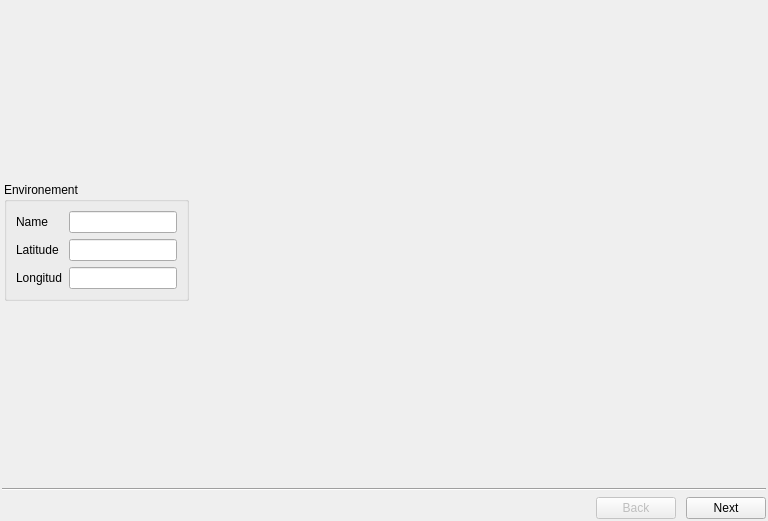
First picture: the form in src/gui/qenvironementeditor.ui, repository mohabouje/AcousticLPS, before the edit.
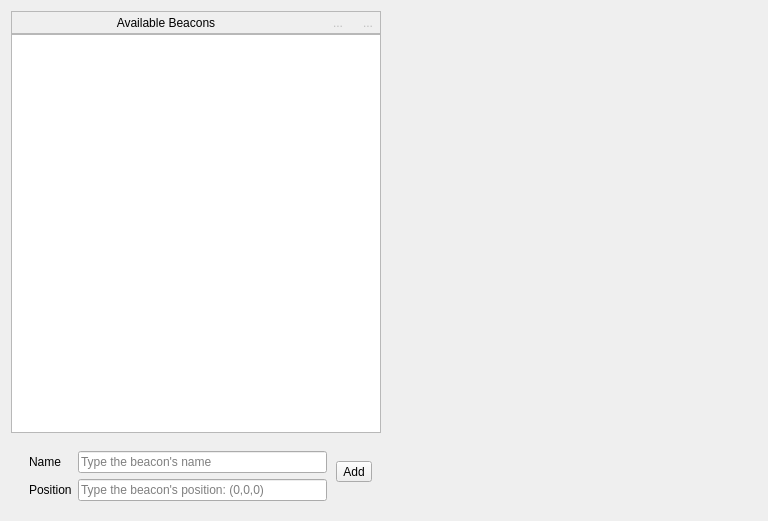
Second picture: the form after the edit. The open tabs and pages were chosen to show the change. Icons and pictures are not drawn.

Diff of the .ui file:
```diff
--- a/src/gui/qenvironementeditor.ui
+++ b/src/gui/qenvironementeditor.ui
@@ -11,111 +11,13 @@
    </rect>
   </property>
   <property name="windowTitle">
-   <string>Dialog</string>
+   <string>Environement Editor</string>
   </property>
-  <layout class="QVBoxLayout" name="verticalLayout">
-   <property name="leftMargin">
-    <number>2</number>
-   </property>
-   <property name="topMargin">
-    <number>2</number>
-   </property>
-   <property name="rightMargin">
-    <number>2</number>
-   </property>
-   <property name="bottomMargin">
-    <number>2</number>
-   </property>
-   <item>
-    <widget class="QStackedWidget" name="stackedWidget">
-     <property name="currentIndex">
-      <number>1</number>
-     </property>
-     <widget class="QWidget" name="environementPage">
-      <layout class="QHBoxLayout" name="horizontalLayout_2">
-       <property name="leftMargin">
-        <number>2</number>
-       </property>
-       <property name="topMargin">
-        <number>2</number>
-       </property>
-       <property name="rightMargin">
-        <number>2</number>
-       </property>
-       <property name="bottomMargin">
-        <number>2</number>
-       </property>
-       <item>
-        <widget class="QGroupBox" name="groupBox">
-         <property name="sizePolicy">
-          <sizepolicy hsizetype="Fixed" vsizetype="Fixed">
-           <horstretch>0</horstretch>
-           <verstretch>0</verstretch>
-          </sizepolicy>
-         </property>
-         <property name="title">
-          <string>Environement</string>
-         </property>
-         <layout class="QGridLayout" name="gridLayout_2">
-          <item row="1" column="0">
-           <widget class="QLabel" name="latitudeLabel">
-            <property name="text">
-             <string>Latitude</string>
-            </property>
-           </widget>
-          </item>
-          <item row="1" column="1">
-           <widget class="QLineEdit" name="latitudeEdit"/>
-          </item>
-          <item row="0" column="0">
-           <widget class="QLabel" name="nameLabel">
-            <property name="text">
-             <string>Name</string>
-            </property>
-           </widget>
-          </item>
-          <item row="0" column="1">
-           <widget class="QLineEdit" name="nameEdit"/>
-          </item>
-          <item row="2" column="0">
-           <widget class="QLabel" name="longitudeLabel">
-            <property name="text">
-             <string>Longitud</string>
-            </property>
-           </widget>
-          </item>
-          <item row="2" column="1">
-           <widget class="QLineEdit" name="longitudeEdit"/>
-          </item>
-         </layout>
-        </widget>
-       </item>
-       <item>
-        <widget class="QWidget" name="map" native="true">
-         <property name="sizePolicy">
-          <sizepolicy hsizetype="Expanding" vsizetype="Expanding">
-           <horstretch>0</horstretch>
-           <verstretch>0</verstretch>
-          </sizepolicy>
-         </property>
-        </widget>
-       </item>
-      </layout>
-     </widget>
-     <widget class="QWidget" name="beaconsPage">
-      <layout class="QHBoxLayout" name="horizontalLayout_3">
-       <property name="leftMargin">
-        <number>2</number>
-       </property>
-       <property name="topMargin">
-        <number>2</number>
-       </property>
-       <property name="rightMargin">
-        <number>2</number>
-       </property>
-       <property name="bottomMargin">
-        <number>2</number>
-       </property>
+  <property name="windowIcon">
+   <iconset resource="../images.qrc">
+    <normaloff>:/resources/icons/network.png</normaloff>:/resources/icons/network.png</iconset>
+  </property>
+  <layout class="QHBoxLayout" name="horizontalLayout">
        <item>
         <widget class="QWidget" name="leftPanel" native="true">
          <layout class="QVBoxLayout" name="verticalLayout_2">
@@ -136,6 +38,9 @@
           </property>
           <item>
            <widget class="QFrame" name="headerContainer">
+        <property name="enabled">
+         <bool>true</bool>
+        </property>
             <property name="frameShape">
              <enum>QFrame::StyledPanel</enum>
             </property>
@@ -166,7 +71,7 @@
               </widget>
              </item>
              <item>
-              <widget class="QToolButton" name="removeButton">
+          <widget class="QToolButton" name="upButton">
                <property name="enabled">
                 <bool>false</bool>
                </property>
@@ -175,7 +80,7 @@
                </property>
                <property name="icon">
                 <iconset resource="../images.qrc">
-                 <normaloff>:/resources/icons/trash.png</normaloff>:/resources/icons/trash.png</iconset>
+             <normaloff>:/resources/icons/arrow-up.png</normaloff>:/resources/icons/arrow-up.png</iconset>
                </property>
                <property name="autoRaise">
                 <bool>true</bool>
@@ -183,7 +88,7 @@
               </widget>
              </item>
              <item>
-              <widget class="QToolButton" name="enableButton">
+          <widget class="QToolButton" name="downButton">
                <property name="enabled">
                 <bool>false</bool>
                </property>
@@ -192,7 +97,7 @@
                </property>
                <property name="icon">
                 <iconset resource="../images.qrc">
-                 <normaloff>:/resources/icons/hide.png</normaloff>:/resources/icons/hide.png</iconset>
+             <normaloff>:/resources/icons/arrow-down.png</normaloff>:/resources/icons/arrow-down.png</iconset>
                </property>
                <property name="autoRaise">
                 <bool>true</bool>
@@ -206,23 +111,8 @@
            <widget class="QTableView" name="beaconList"/>
           </item>
           <item>
-           <widget class="QWidget" name="bottomContainer" native="true">
-            <layout class="QVBoxLayout" name="verticalLayout_3">
-             <property name="spacing">
-              <number>0</number>
-             </property>
-             <property name="leftMargin">
-              <number>0</number>
-             </property>
-             <property name="topMargin">
-              <number>0</number>
-             </property>
-             <property name="rightMargin">
-              <number>0</number>
-             </property>
-             <property name="bottomMargin">
-              <number>0</number>
-             </property>
+       <widget class="QWidget" name="addContainer" native="true">
+        <layout class="QHBoxLayout" name="horizontalLayout_2">
              <item>
               <widget class="QWidget" name="editorContainer" native="true">
                <layout class="QGridLayout" name="gridLayout">
@@ -273,72 +163,55 @@
               </widget>
              </item>
              <item>
-              <widget class="QWidget" name="addContainer" native="true">
-               <layout class="QHBoxLayout" name="horizontalLayout_5">
-                <property name="leftMargin">
-                 <number>0</number>
-                </property>
-                <property name="topMargin">
-                 <number>0</number>
-                </property>
-                <property name="rightMargin">
-                 <number>0</number>
-                </property>
-                <property name="bottomMargin">
-                 <number>0</number>
-                </property>
-                <item>
-                 <spacer name="horizontalSpacer_3">
-                  <property name="orientation">
-                   <enum>Qt::Horizontal</enum>
-                  </property>
-                  <property name="sizeHint" stdset="0">
-                   <size>
-                    <width>40</width>
-                    <height>20</height>
-                   </size>
-                  </property>
-                 </spacer>
-                </item>
-                <item>
                  <widget class="QToolButton" name="addButton">
+           <property name="sizePolicy">
+            <sizepolicy hsizetype="Minimum" vsizetype="Fixed">
+             <horstretch>0</horstretch>
+             <verstretch>0</verstretch>
+            </sizepolicy>
+           </property>
                   <property name="text">
                    <string>Add</string>
                   </property>
                   <property name="icon">
                    <iconset resource="../images.qrc">
-                    <normaloff>:/resources/icons/add-1.png</normaloff>:/resources/icons/add-1.png</iconset>
+             <normaloff>:/resources/icons/satellite.png</normaloff>:/resources/icons/satellite.png</iconset>
                   </property>
                   <property name="iconSize">
                    <size>
-                    <width>24</width>
-                    <height>24</height>
+             <width>42</width>
+             <height>42</height>
                    </size>
                   </property>
                   <property name="toolButtonStyle">
-                   <enum>Qt::ToolButtonTextBesideIcon</enum>
+            <enum>Qt::ToolButtonTextUnderIcon</enum>
                   </property>
                   <property name="autoRaise">
-                   <bool>true</bool>
+            <bool>false</bool>
                   </property>
                  </widget>
                 </item>
-                <item>
-                 <spacer name="horizontalSpacer_2">
-                  <property name="orientation">
-                   <enum>Qt::Horizontal</enum>
-                  </property>
-                  <property name="sizeHint" stdset="0">
-                   <size>
-                    <width>40</width>
-                    <height>20</height>
-                   </size>
-                  </property>
-                 </spacer>
-                </item>
                </layout>
               </widget>
              </item>
+      <item>
+       <widget class="QWidget" name="bottomContainer" native="true">
+        <layout class="QVBoxLayout" name="verticalLayout_3">
+         <property name="spacing">
+          <number>0</number>
+         </property>
+         <property name="leftMargin">
+          <number>0</number>
+         </property>
+         <property name="topMargin">
+          <number>0</number>
+         </property>
+         <property name="rightMargin">
+          <number>0</number>
+         </property>
+         <property name="bottomMargin">
+          <number>0</number>
+         </property>
             </layout>
            </widget>
           </item>
@@ -357,81 +230,6 @@
        </item>
       </layout>
      </widget>
-    </widget>
-   </item>
-   <item>
-    <widget class="Line" name="line">
-     <property name="orientation">
-      <enum>Qt::Horizontal</enum>
-     </property>
-    </widget>
-   </item>
-   <item>
-    <widget class="QWidget" name="widget" native="true">
-     <layout class="QHBoxLayout" name="horizontalLayout">
-      <property name="spacing">
-       <number>10</number>
-      </property>
-      <property name="leftMargin">
-       <number>0</number>
-      </property>
-      <property name="topMargin">
-       <number>0</number>
-      </property>
-      <property name="rightMargin">
-       <number>0</number>
-      </property>
-      <property name="bottomMargin">
-       <number>0</number>
-      </property>
-      <item>
-       <spacer name="horizontalSpacer">
-        <property name="orientation">
-         <enum>Qt::Horizontal</enum>
-        </property>
-        <property name="sizeHint" stdset="0">
-         <size>
-          <width>40</width>
-          <height>20</height>
-         </size>
-        </property>
-       </spacer>
-      </item>
-      <item>
-       <widget class="QPushButton" name="backButton">
-        <property name="enabled">
-         <bool>false</bool>
-        </property>
-        <property name="text">
-         <string>Back</string>
-        </property>
-       </widget>
-      </item>
-      <item>
-       <widget class="QPushButton" name="nextButton">
-        <property name="text">
-         <string>Next</string>
-        </property>
-       </widget>
-      </item>
-     </layout>
-    </widget>
-   </item>
-  </layout>
- </widget>
- <tabstops>
-  <tabstop>nameEdit</tabstop>
-  <tabstop>latitudeEdit</tabstop>
-  <tabstop>longitudeEdit</tabstop>
-  <tabstop>backButton</tabstop>
-  <tabstop>beaconName</tabstop>
-  <tabstop>beaconPosition</tabstop>
-  <tabstop>addButton</tabstop>
-  <tabstop>removeButton</tabstop>
-  <tabstop>enableButton</tabstop>
-  <tabstop>beaconList</tabstop>
-  <tabstop>nextButton</tabstop>
- </tabstops>
  <resources>
   <include location="../images.qrc"/>
  </resources>
```
Lines whose indentation alone changed are shown as unchanged.
